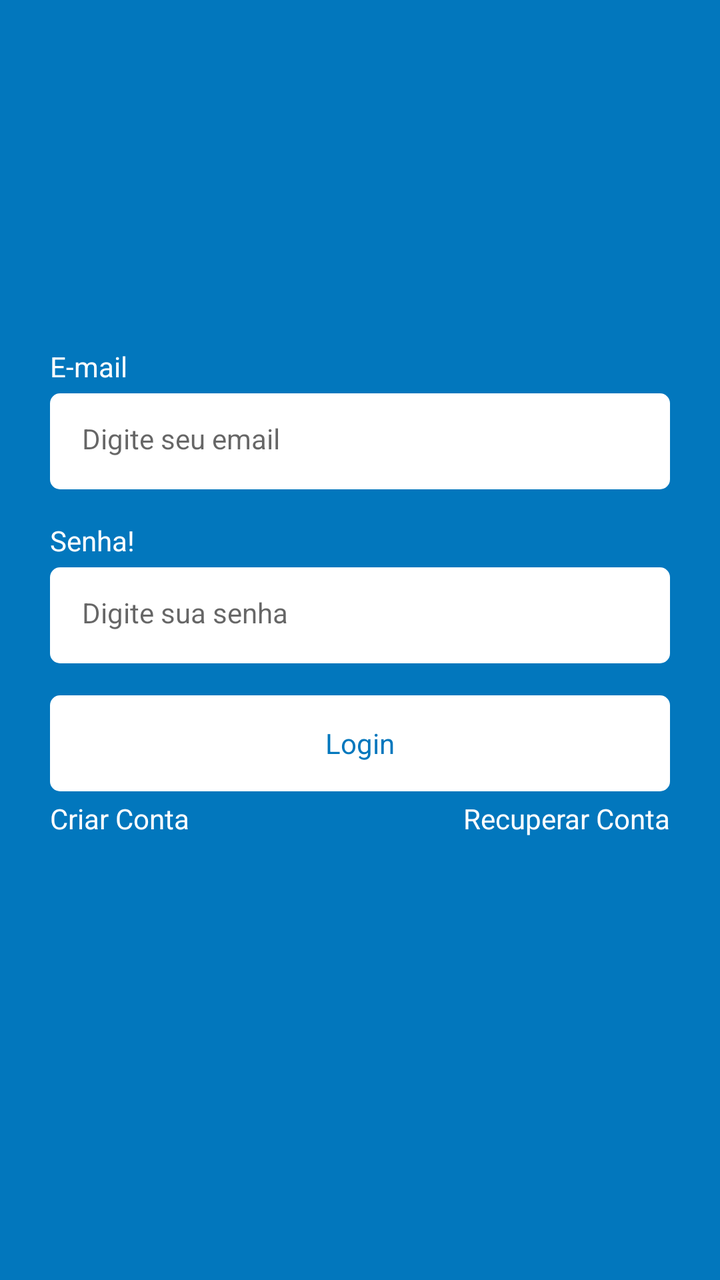
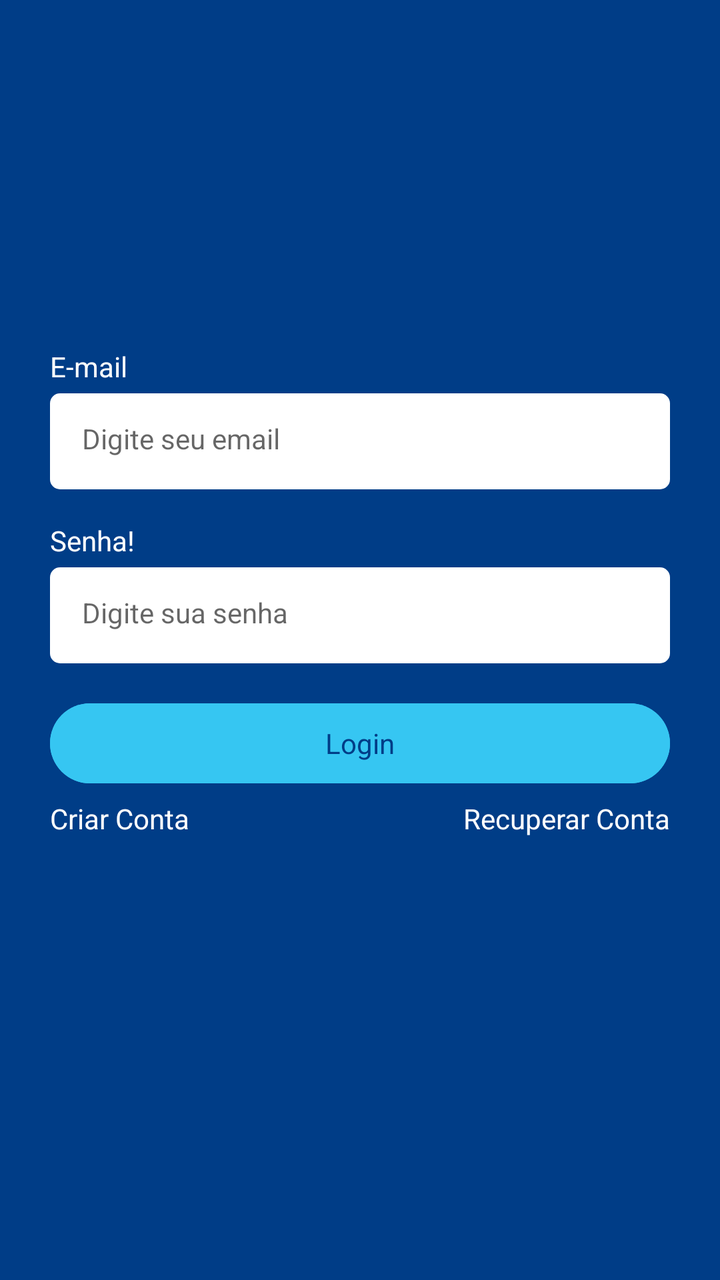

An Android layout rendered at two revisions. The XML below is the earlier revision; the diff shows what the commit changed to produce the second picture.
<!-- AndroidManifest.xml: application theme Theme.Atividade1 -->
<!-- res/layout/fragment_login.xml -->
<?xml version="1.0" encoding="utf-8"?>
<androidx.constraintlayout.widget.ConstraintLayout
    xmlns:android="http://schemas.android.com/apk/res/android"
    xmlns:tools="http://schemas.android.com/tools"
    android:layout_width="match_parent"
    android:layout_height="match_parent"
    tools:context=".ui.auth.LoginFragment"
    xmlns:app="http://schemas.android.com/apk/res-auto"
    android:background="@color/color_default">
    <LinearLayout
        android:id="@+id/LinearLayout"
        android:layout_width="0dp"
        android:layout_height="wrap_content"
        app:layout_constraintBottom_toBottomOf="parent"
        app:layout_constraintTop_toTopOf="parent"
        app:layout_constraintEnd_toEndOf="parent"
        app:layout_constraintStart_toStartOf="parent"
        android:orientation="vertical"
        android:layout_marginHorizontal="25dp">

        <TextView
            android:layout_width="wrap_content"
            android:layout_height="wrap_content"
            android:text="@string/email_text"
            android:textColor="@color/white"/>

        <EditText
            android:layout_width="match_parent"
            android:layout_height="48dp"
            android:hint="@string/hint_edit_email"
            android:inputType="textEmailAddress"
            android:id="@+id/editextEmail"
            style="@style/EditTextTheme"
            android:layout_marginTop="4dp" />
        <TextView
            android:layout_width="wrap_content"
            android:layout_height="wrap_content"
            android:text="@string/password_text"
            android:textColor="@color/white"
            android:layout_marginTop="16dp"/>
        <EditText
            android:layout_width="match_parent"
            android:layout_height="48dp"
            android:inputType="textPassword"
            android:id="@+id/edittextSenha"
            android:hint="Digite sua senha"
            style="@style/EditTextTheme"
            android:layout_marginTop="4dp"/>
        <Button
            android:id="@+id/buttonLogin"
            android:layout_width="match_parent"
            android:layout_height="wrap_content"
            android:text="Login"
            style="@style/ButtonTheme"
            app:backgroundTint="@null"
            android:layout_marginTop="16dp" />
        <LinearLayout
            android:layout_width="match_parent"
            android:layout_height="wrap_content"
            android:orientation="horizontal"
            android:layout_marginTop="4dp">

            <TextView
                android:id="@+id/btnRegister"
                android:layout_width="wrap_content"
                android:layout_height="wrap_content"
                android:layout_weight="1"
                android:text="Criar Conta"
                android:textAlignment="textStart"
                android:textColor="@color/white" />

            <TextView
                android:id="@+id/btnRecover"
                android:layout_width="wrap_content"
                android:layout_height="wrap_content"
                android:text="Recuperar Conta"
                android:layout_weight="1"
                android:textAlignment="textEnd"
                android:textColor="@color/white"/>
        </LinearLayout>
        <ProgressBar
            android:layout_width="wrap_content"
            android:layout_height="wrap_content"
            android:indeterminateTint="@color/white"
            android:layout_gravity="center"
            tools:visibility="visible"
            android:visibility="invisible"/>


    </LinearLayout>


</androidx.constraintlayout.widget.ConstraintLayout>
<!-- resources referenced by this layout -->
<resources>
  <color name="color_default">#0277BD</color>
  <color name="white">#FFFFFFFF</color>
  <string name="email_text">E-mail</string>
  <string name="hint_edit_email">Digite seu email</string>
  <string name="password_text">Senha!</string>
  <style name="ButtonTheme" parent="Theme.MaterialComponents.DayNight.NoActionBar">
          <item name="android:background">@drawable/bg_btn</item>
          <item name="android:textAllCaps">false</item>
          <item name="android:textColor">@color/color_default</item>
          <item name="android:backgroundTint">@null</item>
      </style>
  <style name="EditTextTheme" parent="Theme.MaterialComponents.DayNight.NoActionBar">
          <item name="android:background">@drawable/bg_edit_text</item>
          <item name="android:padding">16dp</item>
          <item name="android:textSize">14sp</item>
      </style>
  <style name="Theme.Atividade1" parent="Base.Theme.Atividade1" />
  <!-- drawable bg_btn (drawable) -->
  <?xml version="1.0" encoding="utf-8"?>
  <shape xmlns:android="http://schemas.android.com/apk/res/android"
      android:shape="rectangle">
  
      <solid android:color="@color/white"/>
      <corners android:radius="5dp"/>
  
  </shape>
  <!-- drawable bg_edit_text (drawable) -->
  <?xml version="1.0" encoding="utf-8"?>
  <shape xmlns:android="http://schemas.android.com/apk/res/android"
      android:shape="rectangle">
  
      <solid android:color="@color/white"/>
      <corners android:radius="5dp"/>
  
  </shape>
  <style name="Base.Theme.Atividade1" parent="Theme.Material3.DayNight.NoActionBar">
          
          
          <item name="colorPrimary">@color/color_default</item>
          <item name="colorPrimaryVariant">@color/color_default</item>
          <item name="android:windowBackground">@color/color_default</item>
      </style>
</resources>

<!-- the commit's change to res/layout/fragment_login.xml (unified diff, before → after) -->
@@ -46,7 +46,8 @@
             android:hint="Digite sua senha"
             style="@style/EditTextTheme"
             android:layout_marginTop="4dp"/>
-        <Button
+
+        <com.google.android.material.button.MaterialButton
             android:id="@+id/buttonLogin"
             android:layout_width="match_parent"
             android:layout_height="wrap_content"
@@ -54,6 +55,7 @@
             style="@style/ButtonTheme"
             app:backgroundTint="@null"
             android:layout_marginTop="16dp" />
+
         <LinearLayout
             android:layout_width="match_parent"
             android:layout_height="wrap_content"
<!-- resource entries referenced after the edit -->
@@ -1,15 +1,14 @@
 <!-- resources referenced by this layout -->
 <resources>
-  <color name="color_default">#0277BD</color>
+  <color name="color_default">#003D87</color>
   <color name="white">#FFFFFFFF</color>
   <string name="email_text">E-mail</string>
   <string name="hint_edit_email">Digite seu email</string>
   <string name="password_text">Senha!</string>
   <style name="ButtonTheme" parent="Theme.MaterialComponents.DayNight.NoActionBar">
-          <item name="android:background">@drawable/bg_btn</item>
           <item name="android:textAllCaps">false</item>
           <item name="android:textColor">@color/color_default</item>
-          <item name="android:backgroundTint">@null</item>
+          <item name="android:backgroundTint">@color/green</item>
       </style>
   <style name="EditTextTheme" parent="Theme.MaterialComponents.DayNight.NoActionBar">
           <item name="android:background">@drawable/bg_edit_text</item>
@@ -17,15 +16,7 @@
           <item name="android:textSize">14sp</item>
       </style>
   <style name="Theme.Atividade1" parent="Base.Theme.Atividade1" />
-  <!-- drawable bg_btn (drawable) -->
-  <?xml version="1.0" encoding="utf-8"?>
-  <shape xmlns:android="http://schemas.android.com/apk/res/android"
-      android:shape="rectangle">
-  
-      <solid android:color="@color/white"/>
-      <corners android:radius="5dp"/>
-  
-  </shape>
+  <color name="green">#36C6F2</color>
   <!-- drawable bg_edit_text (drawable) -->
   <?xml version="1.0" encoding="utf-8"?>
   <shape xmlns:android="http://schemas.android.com/apk/res/android"
